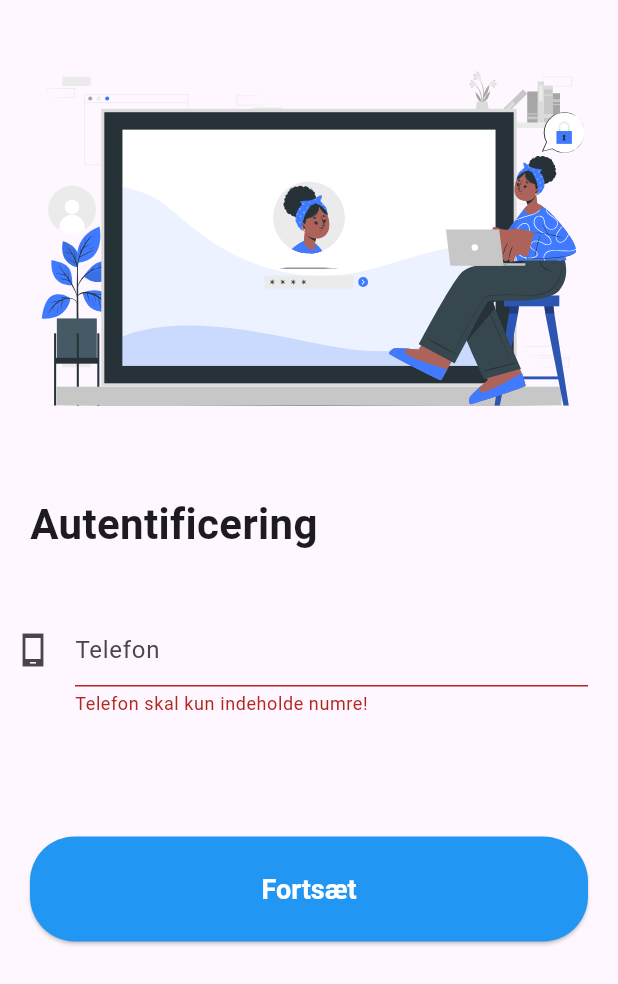
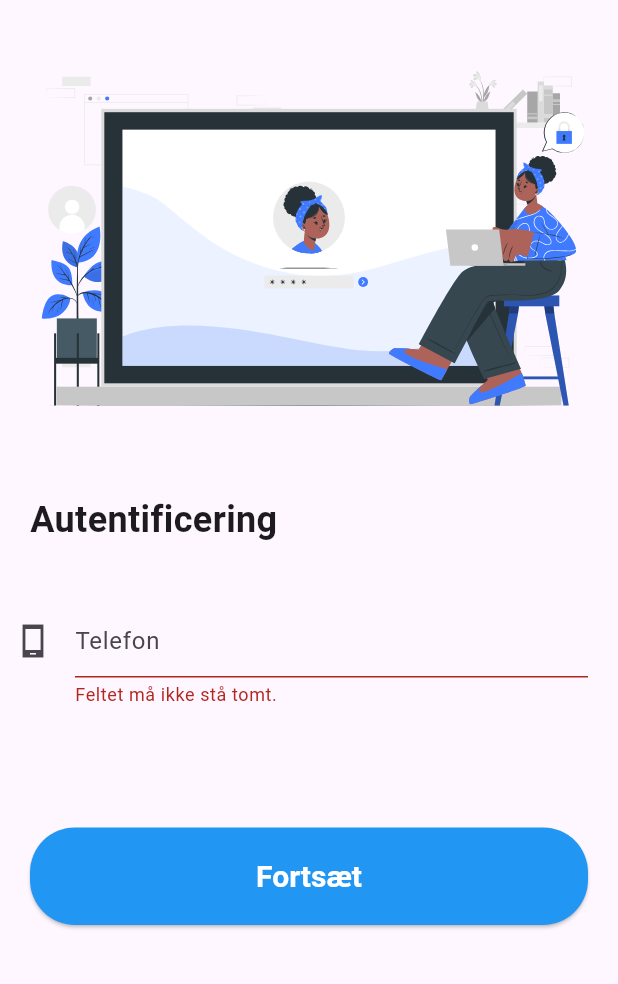
Before and after one commit to Heidelbergg/hjemladapp, a Flutter app: the SignupPageOTP screen opened directly, after a tap on "Fortsæt", on a phone screen of 412 x 824 dp. Shown: the top 984 px of the screen. Run offline on Flutter 3.47's test engine with Material 2 defaults, Android fonts, the phone set to English and light mode, and no system bars; our stand-ins replace firebase_auth, flutter_spinkit, flutter_svg, geolocator, google_maps_flutter, introduction_screen and 3 more; accounts and stored records are empty.

Commit message:
Signup process init (email/password + phone OTP)

```diff
--- a/lib/authentication/verifyPhone.dart
+++ b/lib/authentication/verifyPhone.dart
@@ -14,15 +14,14 @@ class SignupPageOTP extends StatefulWidget {
 
 class _SignupPageState extends State<SignupPageOTP> {
   final phoneController = TextEditingController();
-  final otpController = TextEditingController();
-  final GlobalKey<FormState> _otpKey = GlobalKey<FormState>();
+  final GlobalKey<FormState> _phoneKey = GlobalKey<FormState>();
   bool validPhone = false;
 
   String? validatePhone(String? number){
-    if (isNumeric(number!) == false || number == "" || number.isEmpty){
-      return "Telefon skal kun indeholde numre!";
-    } else if (number.length < 8 || number.length > 8){
-      return "Nummeret skal være 8 cifre langt!";
+    if (number == "" || number!.isEmpty){
+      return "Feltet må ikke stå tomt.";
+    } else if (number.length < 8 || number.length > 8 || isNumeric(number) == false){
+      return "Ugyldigt telefonnummer";
     } else {
       validPhone = true;
     }
@@ -41,33 +40,34 @@ class _SignupPageState extends State<SignupPageOTP> {
             Container(
               alignment: Alignment.centerLeft,
               padding: EdgeInsets.only(left: 20),
-              child: Text("Autentificering", style: TextStyle(fontSize: 28, fontWeight: FontWeight.bold),),
+              child: Text("Autentificering", style: TextStyle(fontSize: 24, fontWeight: FontWeight.bold),),
             ),
             Form(
-              key: _otpKey,
+              key: _phoneKey,
               child: Column(
                 children: [
                   Container(
                       padding: EdgeInsets.only(left: 10, right: 20, top: 40),
-                      child: TextFormField(validator: validatePhone, controller: phoneController, decoration: const InputDecoration(icon: Icon(Icons.phone_android_sharp), hintText: "Telefon", hintMaxLines: 10,),)),
+                      child: TextFormField(validator: validatePhone, keyboardType: TextInputType.phone, controller: phoneController, decoration: const InputDecoration(icon: Icon(Icons.phone_android_sharp), hintText: "Telefon", hintMaxLines: 10,),)),
                  Container(
                         padding: EdgeInsets.only(top: 80, left: 20, right: 20, bottom: 20),
                         child: ElevatedButton(
                           onPressed: () {
-                            if (_otpKey.currentState!.validate()){
-                              /// Navigate to OTP page where user input code from SMS
-                              Navigator.push(context, PageTransition(type: PageTransitionType.rightToLeftWithFade, child: OTPAuthPage()));
+                            if (_phoneKey.currentState!.validate()){
+                              /// Navigate to OTP page where user input code from SMS. Send SMS to phone number
+
+                              Navigator.push(context, PageTransition(duration: Duration(milliseconds: 300), type: PageTransitionType.fade, child: OTPAuthPage()));
                             }
                           },
                           style: ElevatedButton.styleFrom(
                             textStyle: const TextStyle(fontSize: 16),
                             primary: Colors.blue,
-                            minimumSize: const Size.fromHeight(70),
+                            minimumSize: const Size.fromHeight(65),
                             shape: RoundedRectangleBorder(
                               borderRadius: BorderRadius.circular(30),
                             ),
                           ),
-                          child: Text("Fortsæt", style: TextStyle(color: Colors.white, fontWeight: FontWeight.bold, fontSize: 18),),
+                          child: Text("Fortsæt", style: TextStyle(color: Colors.white, fontWeight: FontWeight.bold, fontSize: 20),),
                         ),
                     ),
                 ],
--- a/lib/onboarding/onboarding.dart
+++ b/lib/onboarding/onboarding.dart
@@ -1,7 +1,6 @@
 import 'package:flutter/material.dart';
 import 'package:flutter_svg/flutter_svg.dart';
 import 'package:hjemladapp/authentication/verifyPhone.dart';
-import 'package:hjemladapp/home/homepage.dart';
 import 'package:introduction_screen/introduction_screen.dart';
 import 'package:page_transition/page_transition.dart';
 
@@ -38,7 +37,7 @@ class _OnboardingScreenState extends State<OnboardingScreen> {
           pages: [
             PageViewModel(
               title: 'RESERVER TID',
-              body: 'Reserver en lader i et tidsrum der passer dig. Du kan reservere 4 timer ad gangen.',
+              body: 'Reserver en lader i et tidsrum der passer dig. Du kan reservere 5 timer ad gangen.',
               decoration: const PageDecoration(),
               image: Center(
                   child: SvgPicture.asset('assets/City driver-cuate.svg')
@@ -65,7 +64,7 @@ class _OnboardingScreenState extends State<OnboardingScreen> {
             ),
           ],
           onDone: (){
-            Navigator.pushReplacement(context, PageTransition(type: PageTransitionType.rightToLeftWithFade, child: SignupPageOTP()));
+            Navigator.pushReplacement(context, PageTransition(duration: Duration(milliseconds: 500), type: PageTransitionType.rightToLeftWithFade, child: SignupPageOTP()));
           },
         ),
       ),
--- a/pubspec.yaml
+++ b/pubspec.yaml
@@ -39,6 +39,7 @@ dependencies:
   fluttertoast: ^8.0.9
   validators: ^3.0.0
   page_transition: ^2.0.9
+  otp_text_field: ^1.1.3
 
   #Firebase
   firebase_auth: ^3.3.20
```
Also changed, not shown: lib/authentication/otpAuth.dart (+88 -1 lines), assets/Enter OTP-cuate.svg (added), pubspec.lock.
